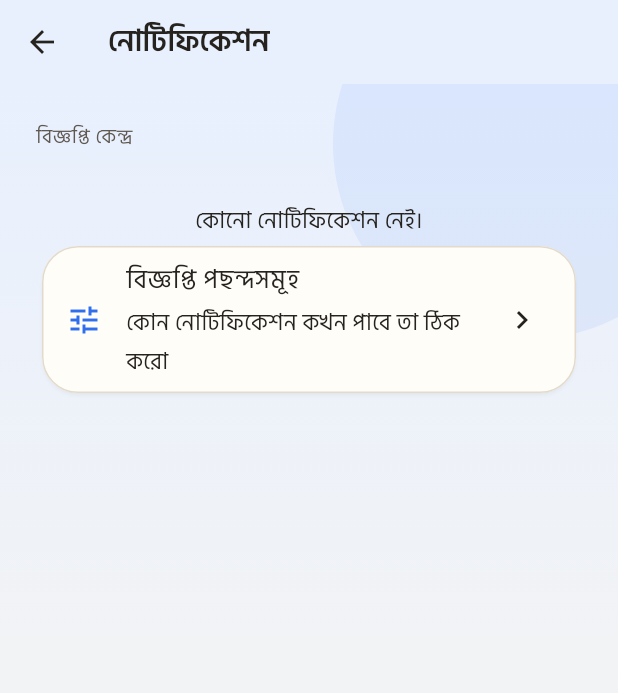
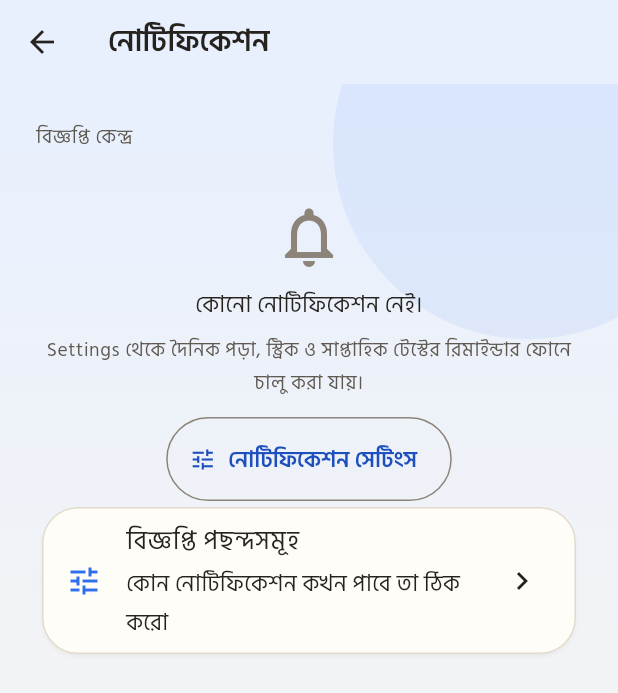
Before and after one commit to shojibahmed24/yes-sir-ai-app, a Flutter app: the NotificationsScreen screen opened by its route, on a phone screen of 412 x 824 dp. Shown: the top 693 px of the screen. Run offline on Flutter 3.47's test engine with Material 3 defaults, Android fonts, the phone set to English and light mode, and no system bars; our stand-ins replace connectivity_plus, flutter_local_notifications, flutter_riverpod, flutter_timezone, go_router, image_picker and 5 more; missing offline and left inert: flutter_math_fork; accounts and stored records are empty.

Commit message:
S5 plan + notifications empty-state hint (S5.0)

```diff
--- a/lib/features/profile/notifications_screen.dart
+++ b/lib/features/profile/notifications_screen.dart
@@ -150,10 +150,30 @@ class _NotificationsScreenState extends State<NotificationsScreen> {
                   ),
                 if (items.isEmpty) ...[
                   const SizedBox(height: 32),
+                  Icon(
+                    Icons.notifications_none,
+                    size: 48,
+                    color: Theme.of(context).colorScheme.outline,
+                  ),
+                  const SizedBox(height: 8),
                   Text(
                     s['empty']!,
                     style: Theme.of(context).textTheme.bodyMedium,
                     textAlign: TextAlign.center,
+                  ),
+                  const SizedBox(height: 6),
+                  Text(
+                    s['emptyHint']!,
+                    style: Theme.of(context).textTheme.bodySmall,
+                    textAlign: TextAlign.center,
+                  ),
+                  const SizedBox(height: 12),
+                  Center(
+                    child: OutlinedButton.icon(
+                      onPressed: () => context.push('/settings'),
+                      icon: const Icon(Icons.tune, size: 18),
+                      label: Text(s['openSettings']!),
+                    ),
                   ),
                 ] else ...[
                   // Phase 16 (M8): NO fake Today/Earlier grouping by
--- a/lib/l10n/pages/notifications_strings.dart
+++ b/lib/l10n/pages/notifications_strings.dart
@@ -24,6 +24,9 @@ const Map<String, String> notificationsStringsBn = {
   'prefs': 'বিজ্ঞপ্তি পছন্দসমূহ',
   'clear': 'সব মুছে ফেলো',
   'empty': 'কোনো নোটিফিকেশন নেই।',
+  'emptyHint':
+      'Settings থেকে দৈনিক পড়া, স্ট্রিক ও সাপ্তাহিক টেস্টের রিমাইন্ডার ফোনে চালু করা যায়।',
+  'openSettings': 'নোটিফিকেশন সেটিংস',
   'open': 'খোলো',
   'prefsSub': 'কোন নোটিফিকেশন কখন পাবে তা ঠিক করো',
 };
@@ -53,6 +56,9 @@ const Map<String, String> notificationsStringsEn = {
   'prefs': 'Notification preferences',
   'clear': 'Clear all',
   'empty': 'No notifications.',
+  'emptyHint':
+      'Daily study, streak and weekly-test reminders are scheduled on your phone from Settings.',
+  'openSettings': 'Notification settings',
   'open': 'Open',
   'prefsSub': 'Decide which notifications you get and when',
 };
```
Also changed, not shown: 1 other file.
